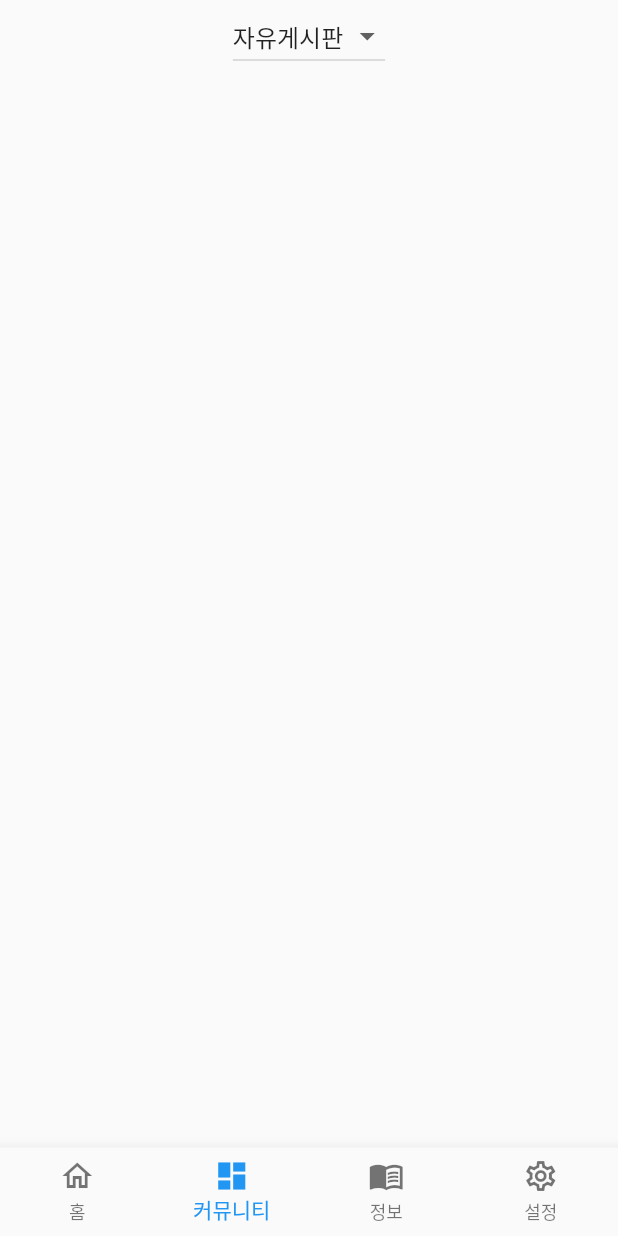
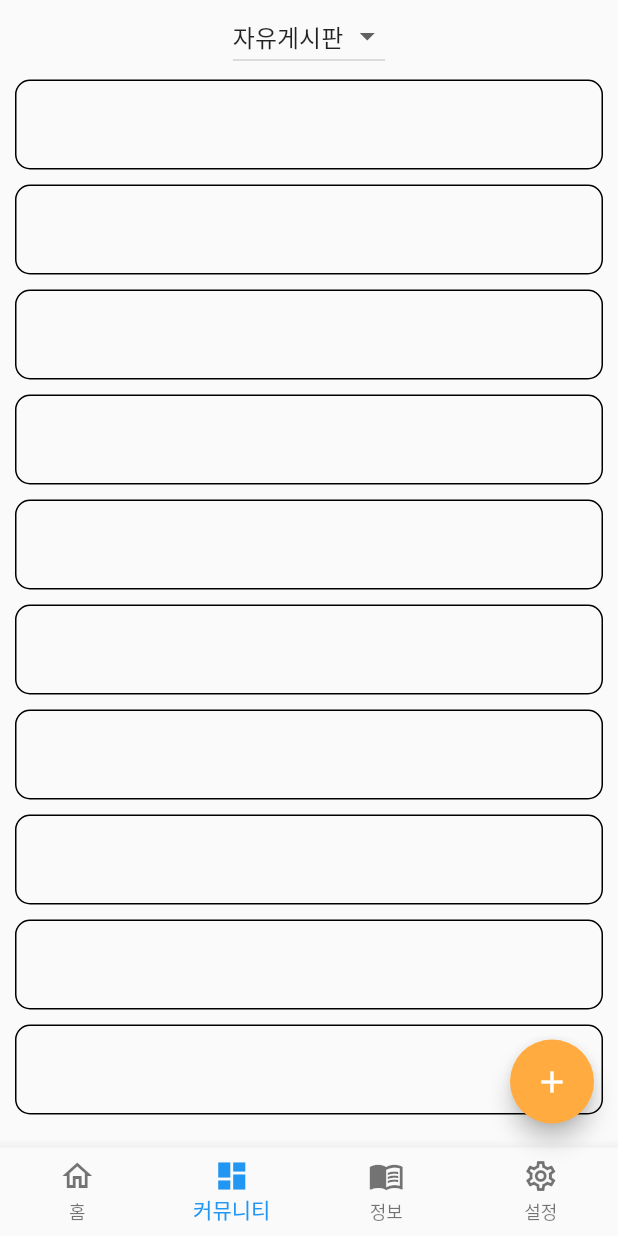
Before and after one commit to MMMIIIN/hometending, a Flutter app: the screen it shows after launch, item 2 of the bottom bar chosen, on a phone screen of 412 x 824 dp. Run offline on Flutter 3.47's test engine with Material 2 defaults, Android fonts, the phone set to English and light mode, and no system bars; our stand-ins replace cloud_firestore, firebase_auth, firebase_core, get, google_sign_in, sign_in_with_apple; accounts and stored records are empty.

```diff
--- a/lib/src/home/home.dart
+++ b/lib/src/home/home.dart
@@ -1,6 +1,7 @@
 import 'package:flutter/material.dart';
 import 'package:get/get.dart';
 import 'package:hometending/src/home/controller/home_controller.dart';
+import 'package:hometending/src/home/page/add_page/freeboard_add_page.dart';
 import 'package:hometending/src/home/page/community_page.dart';
 import 'package:hometending/src/home/page/home_page.dart';
 import 'package:hometending/src/home/page/information_page.dart';
@@ -14,7 +15,7 @@ class Home extends StatelessWidget {
     return Scaffold(
       body: Center(
         child: Obx(() {
-          switch(_homeController.pageIndex.value){
+          switch (_homeController.pageIndex.value) {
             case 0:
               return HomePage();
             case 1:
@@ -55,6 +56,15 @@ class Home extends StatelessWidget {
           ],
         ),
       ),
+      floatingActionButton: Obx(() => _homeController.pageIndex.value == 1
+          ? FloatingActionButton(
+              child: Icon(Icons.add),
+              onPressed: () {
+                Get.to(() => FreeBoardAddPage());
+              },
+              backgroundColor: Colors.orangeAccent,
+            )
+          : Container()),
     );
   }
 }
--- a/lib/src/home/page/community_page.dart
+++ b/lib/src/home/page/community_page.dart
@@ -4,19 +4,22 @@ import 'package:hometending/src/home/controller/community_controller.dart';
 
 final CommunityController _communityController = Get.put(CommunityController());
 
-class CommunityPage extends StatefulWidget {
-  @override
-  _CommunityPageState createState() => _CommunityPageState();
-}
-
-class _CommunityPageState extends State<CommunityPage> {
+class CommunityPage extends StatelessWidget {
   @override
   Widget build(BuildContext context) {
     return SafeArea(
       child: Column(
         children: [
           Obx(
-            () => dropDownTap(),
+                () => dropDownTap(),
+          ),
+          Obx(
+                () => Expanded(
+              child:
+              _communityController.communityDropDownValue.value == '자유게시판'
+                  ? freeBoardContent()
+                  : Container(),
+            ),
           ),
         ],
       ),
@@ -36,4 +39,23 @@ class _CommunityPageState extends State<CommunityPage> {
       },
     );
   }
+
+  Widget freeBoardContent() {
+    return ListView.builder(
+      itemCount: 10,
+      itemBuilder: (context, index) {
+        return Padding(
+          padding: EdgeInsets.symmetric(vertical: 5, horizontal: 10),
+          child: Container(
+            width: double.infinity,
+            height: 60,
+            decoration: BoxDecoration(
+                borderRadius: BorderRadius.circular(10),
+                border: Border.all()
+            ),
+          ),
+        );
+      },
+    );
+  }
 }
--- a/pubspec.yaml
+++ b/pubspec.yaml
@@ -31,6 +31,7 @@ dependencies:
   get: 4.1.4
   firebase_core: 1.3.0
   firebase_auth: ^1.4.1
+  cloud_firestore: ^2.2.2
   google_sign_in: ^5.1.0
   flutter_facebook_auth: ^3.5.1
   sign_in_with_apple: ^3.3.0
```
Also changed, not shown: lib/src/data/freeboard_data.dart (added, +71 -0 lines), lib/src/home/page/add_page/freeboard_add_page.dart (added, +37 -0 lines), pubspec.lock, 1 other file.
